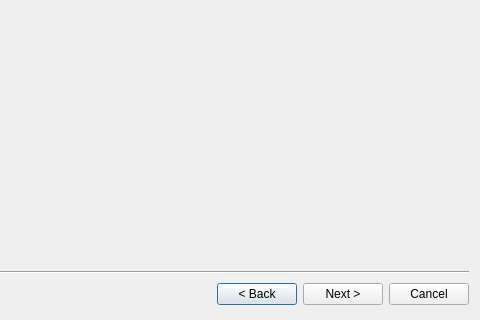
Above: ui4/aligndialog_base.ui from jpopelka/hplip before the change; both pictures show x 220 to 700 and y 180 to 500 of the 700 by 500 pixel window. Below: the same form after it.
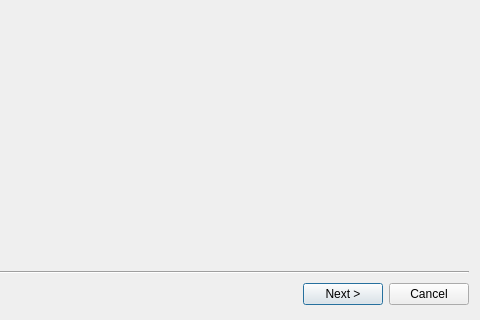
That is the form after the change. Custom widgets are drawn as their Qt base class.

```diff
--- a/ui4/aligndialog_base.ui
+++ b/ui4/aligndialog_base.ui
@@ -801,13 +801,6 @@
      </property>
     </spacer>
    </item>
-   <item row="4" column="2" >
-    <widget class="QPushButton" name="BackButton" >
-     <property name="text" >
-      <string>&lt; Back</string>
-     </property>
-    </widget>
-   </item>
    <item row="4" column="3" >
     <widget class="QPushButton" name="NextButton" >
      <property name="text" >
```
Left out of the diff: 52 changed lines with no effect on the pictures.
